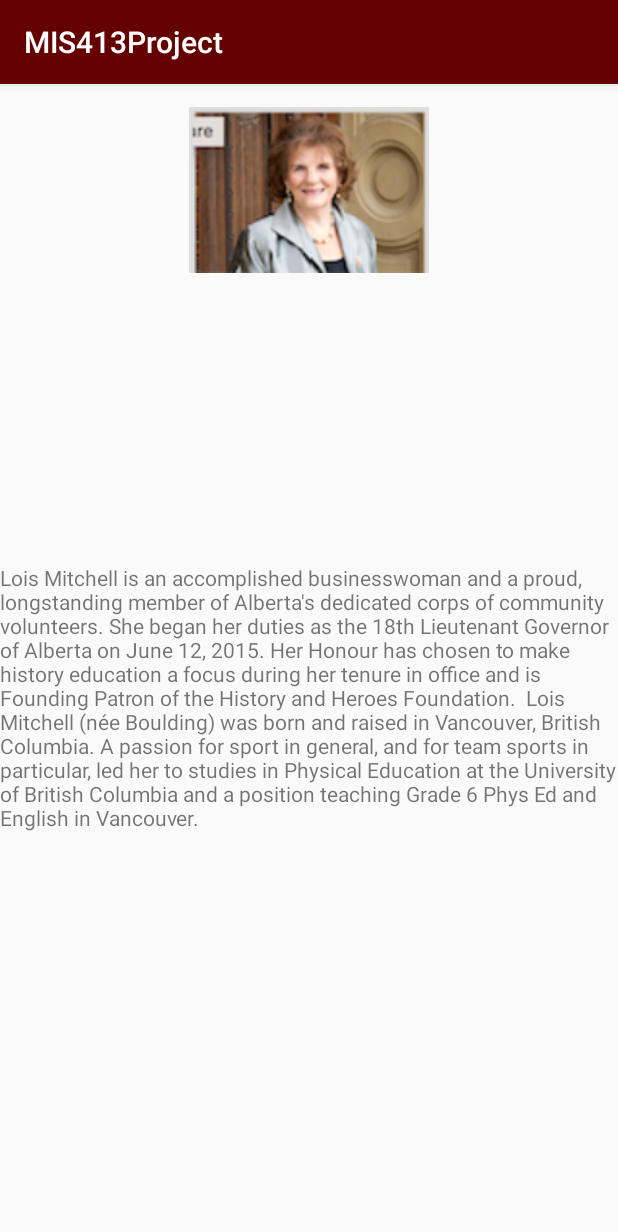
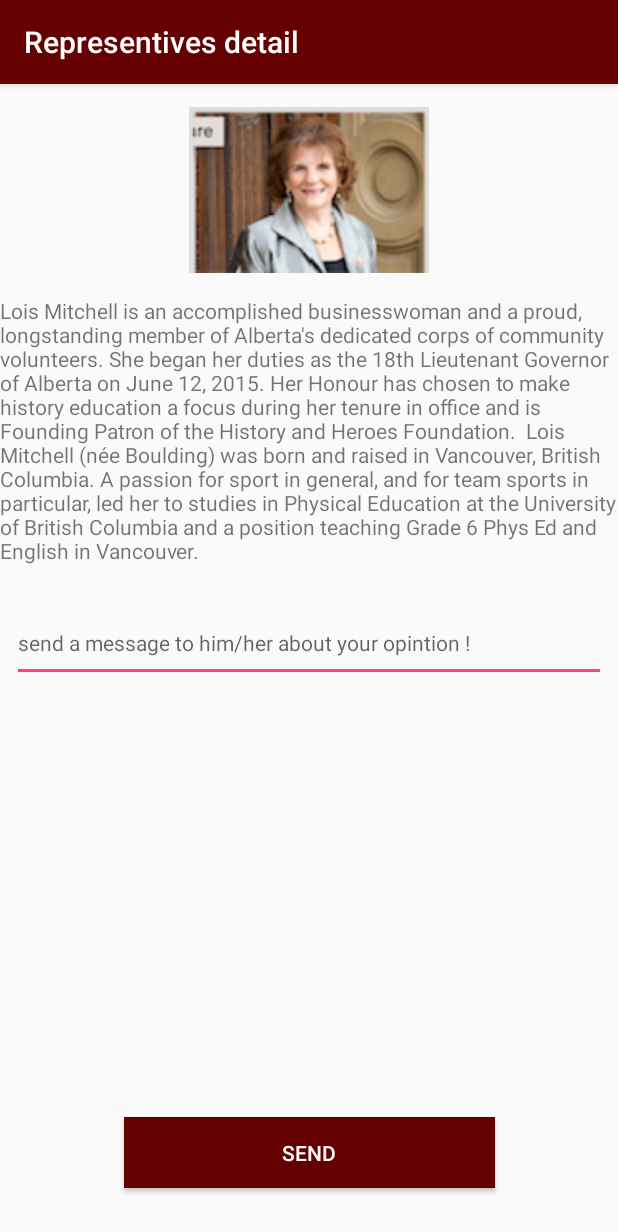
Before and after one commit to jajayongjia/MIS413Project, an Android app: the Detail_activity screen opened directly, with no data from a screen before it, on a phone screen of 412 x 824 dp. Shown: the top 1232 px of the screen. Run offline under Robolectric (Android 15) with nearby library versions, the phone set to English and light mode, and no system bars.

Commit message:
added inbox

```diff
--- a/app/src/main/AndroidManifest.xml
+++ b/app/src/main/AndroidManifest.xml
@@ -23,7 +23,9 @@
             android:theme="@style/AppTheme.NoActionBar" />
         <activity android:name=".CalendarAdd" />
         <activity android:name=".CalendarView" />
-        <activity android:name=".Detail_activity"></activity>
+        <activity android:name=".Detail_activity" />
+        <activity android:name=".Inbox" />
+        <activity android:name=".MessageDetail"></activity>
     </application>
 
 </manifest>
--- a/app/src/main/java/com/ualberta/mis413project/CalendarAdd.java
+++ b/app/src/main/java/com/ualberta/mis413project/CalendarAdd.java
@@ -13,6 +13,7 @@ public class CalendarAdd extends AppCompatActivity {
         super.onCreate(savedInstanceState);
         setContentView(R.layout.activity_calendar_add);
         configureCreateButton();
+        this.setTitle("Add New Event");
     }
 
     private void configureCreateButton(){
--- a/app/src/main/java/com/ualberta/mis413project/Detail_activity.java
+++ b/app/src/main/java/com/ualberta/mis413project/Detail_activity.java
@@ -14,5 +14,6 @@ public class Detail_activity extends AppCompatActivity {
         super.onCreate(savedInstanceState);
         setContentView(R.layout.activity_detail_activity);
 
+        this.setTitle("Representives detail");
     }
 }
--- a/app/src/main/java/com/ualberta/mis413project/MenuPage.java
+++ b/app/src/main/java/com/ualberta/mis413project/MenuPage.java
@@ -1,5 +1,6 @@
 package com.ualberta.mis413project;
 
+import android.content.Intent;
 import android.os.Bundle;
 import android.support.design.widget.FloatingActionButton;
 import android.support.design.widget.Snackbar;
@@ -71,7 +72,8 @@ public class MenuPage extends AppCompatActivity
 
         //noinspection SimplifiableIfStatement
         if (id == R.id.action_settings) {
-            return true;
+           Intent intent = new Intent(this, Inbox.class);
+           startActivity(intent);
         }
 
         return super.onOptionsItemSelected(item);
--- a/app/src/main/res/layout/activity_detail_activity.xml
+++ b/app/src/main/res/layout/activity_detail_activity.xml
@@ -9,10 +9,9 @@
     <TextView
         android:id="@+id/textView10"
         android:layout_width="0dp"
-        android:layout_height="271dp"
+        android:layout_height="198dp"
         android:layout_marginTop="8dp"
         android:text="Lois Mitchell is an accomplished businesswoman and a proud, longstanding member of Alberta's dedicated corps of community volunteers. She began her duties as the 18th Lieutenant Governor of Alberta on June 12, 2015. Her Honour has chosen to make history education a focus during her tenure in office and is Founding Patron of the History and Heroes Foundation.  Lois Mitchell (née Boulding) was born and raised in Vancouver, British Columbia. A passion for sport in general, and for team sports in particular, led her to studies in Physical Education at the University of British Columbia and a position teaching Grade 6 Phys Ed and English in Vancouver."
-        app:layout_constraintBottom_toBottomOf="parent"
         app:layout_constraintEnd_toEndOf="parent"
         app:layout_constraintStart_toStartOf="parent"
         app:layout_constraintTop_toBottomOf="@+id/imageView" />
@@ -28,4 +27,34 @@
         app:layout_constraintStart_toStartOf="parent"
         app:layout_constraintTop_toTopOf="parent"
         app:srcCompat="@drawable/test1" />
+
+    <EditText
+        android:id="@+id/editText7"
+        android:layout_width="0dp"
+        android:layout_height="51dp"
+        android:layout_marginEnd="8dp"
+        android:layout_marginStart="8dp"
+        android:layout_marginTop="8dp"
+        android:ems="10"
+        android:hint="send a message to him/her about your opintion !"
+        android:inputType="textPersonName"
+        android:textSize="14sp"
+        app:layout_constraintEnd_toEndOf="parent"
+        app:layout_constraintHorizontal_bias="0.503"
+        app:layout_constraintStart_toStartOf="parent"
+        app:layout_constraintTop_toBottomOf="@+id/textView10" />
+
+    <Button
+        android:id="@+id/button"
+        android:layout_width="247dp"
+        android:layout_height="47dp"
+        android:layout_marginBottom="32dp"
+        android:layout_marginLeft="50dp"
+        android:layout_marginRight="50dp"
+        android:background="@color/colorPrimaryDark"
+        android:text="Send"
+        android:textColor="#FFFFFF"
+        app:layout_constraintBottom_toBottomOf="parent"
+        app:layout_constraintLeft_toLeftOf="parent"
+        app:layout_constraintRight_toRightOf="parent" />
 </android.support.constraint.ConstraintLayout>
--- a/app/src/main/res/layout/fragment_blank.xml
+++ b/app/src/main/res/layout/fragment_blank.xml
@@ -45,7 +45,7 @@
     <TextView
         android:id="@+id/textView6"
         android:layout_width="wrap_content"
-        android:layout_height="wrap_content"
+        android:layout_height="18dp"
         android:layout_marginEnd="8dp"
         android:layout_marginStart="8dp"
         android:layout_marginTop="8dp"
--- a/app/src/main/res/menu/menu_page.xml
+++ b/app/src/main/res/menu/menu_page.xml
@@ -4,6 +4,6 @@
     <item
         android:id="@+id/action_settings"
         android:orderInCategory="100"
-        android:title="@string/action_settings"
+        android:title="Inbox"
         app:showAsAction="never" />
 </menu>
```
Also changed, not shown: app/src/main/java/com/ualberta/mis413project/Inbox.java (added, +31 -0 lines), app/src/main/java/com/ualberta/mis413project/MessageDetail.java (added, +14 -0 lines), app/src/main/res/layout/activity_inbox.xml (added, +45 -0 lines), app/src/main/res/layout/activity_message_detail.xml (added, +62 -0 lines), 114 other files.
